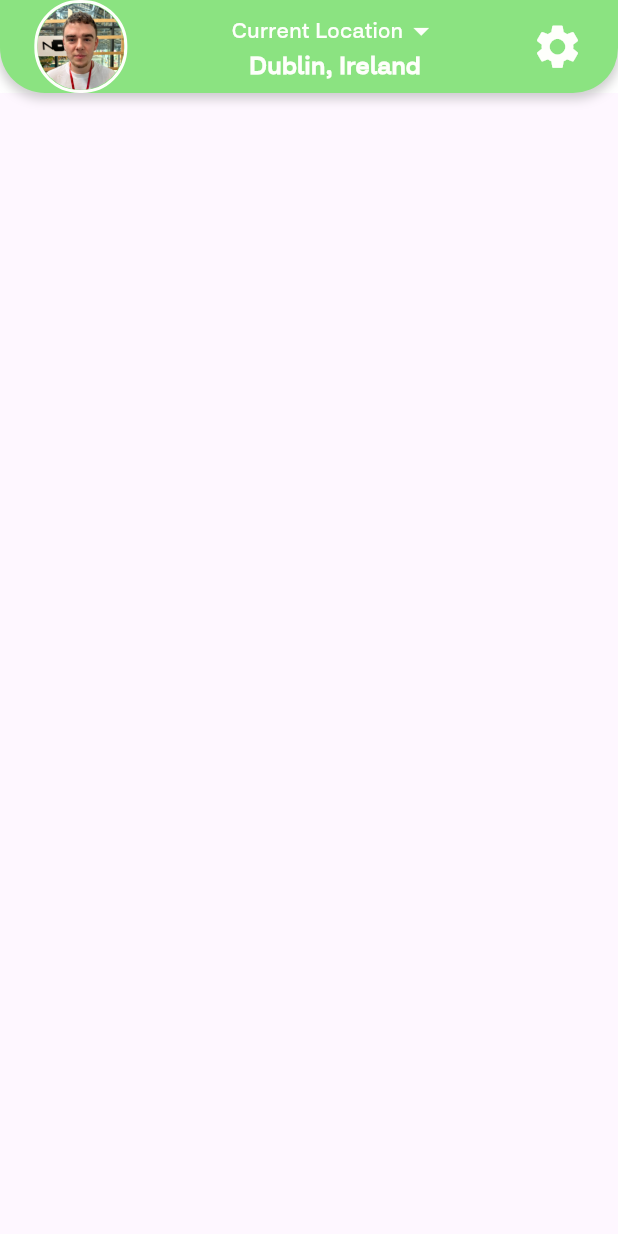
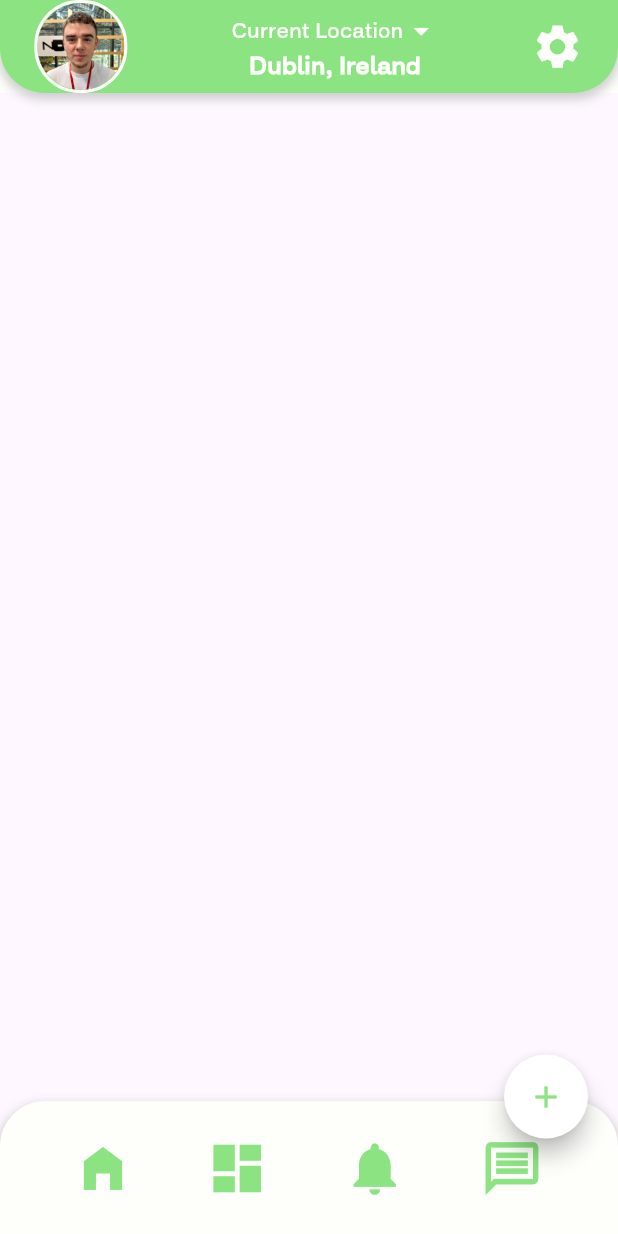
Before and after one commit to Odhran7/tradeful_app, a Flutter app: the TradesMenDashboardPage screen opened by its route, on a phone screen of 412 x 824 dp. Run offline on Flutter 3.47's test engine with Material 2 defaults, Android fonts, the phone set to English and light mode, and no system bars; our stand-ins replace country_code_picker, flutter_svg, get, google_maps_flutter, location.

Commit message:
Bottom Footer add

```diff
--- a/lib/pages/app/homeowner/home/homeowner_dashboard.dart
+++ b/lib/pages/app/homeowner/home/homeowner_dashboard.dart
@@ -1,7 +1,7 @@
 import 'package:flutter/cupertino.dart';
 import 'package:flutter/material.dart';
 
-import '../../../../widgets/main_app_bar_widget.dart';
+import '../../../../widgets/main_app/main_app_bar_widget.dart';
 
 class HomeOwnerDashboardPage extends StatelessWidget {
   const HomeOwnerDashboardPage({super.key});
--- a/lib/pages/app/tradesmen/home/tradesmen_dashboard.dart
+++ b/lib/pages/app/tradesmen/home/tradesmen_dashboard.dart
@@ -1,14 +1,17 @@
-import 'package:flutter/cupertino.dart';
 import 'package:flutter/material.dart';
-import 'package:tradeful_app/widgets/main_app_bar_widget.dart';
+import 'package:tradeful_app/widgets/main_app/main_app_bar_widget.dart';
+
+import '../../../../widgets/main_app/main_app_footer_widget.dart';
 
 class TradesMenDashboardPage extends StatelessWidget {
-  const TradesMenDashboardPage({super.key});
+  const TradesMenDashboardPage({Key? key}) : super(key: key);
 
   @override
   Widget build(BuildContext context) {
     return Scaffold(
       appBar: MainAppBarWidget(profileIcon: "assets/images/profile_icon.jpeg"),
+      body: Container(),
+      bottomNavigationBar: MainAppFooterWidget(),
     );
   }
 }
--- a/lib/widgets/main_app_bar_widget.dart
+++ b/lib/widgets/main_app/main_app_bar_widget.dart
@@ -2,7 +2,7 @@ import 'package:flutter/material.dart';
 import 'package:tradeful_app/utils/dimensions.dart';
 import 'package:tradeful_app/widgets/small_text.dart';
 
-import '../utils/colors.dart';
+import '../../utils/colors.dart';
 
 class MainAppBarWidget extends StatelessWidget implements PreferredSizeWidget {
   final String profileIcon;
@@ -15,7 +15,7 @@ class MainAppBarWidget extends StatelessWidget implements PreferredSizeWidget {
     final double statusBarHeight = MediaQuery.of(context).padding.top;
 
     return Container(
-      color: Colors.white,
+      color: AppColors.textColor,
       child: Container(
         padding: EdgeInsets.only(
             left: Dimensions.width30, right: Dimensions.width30),
@@ -23,10 +23,10 @@ class MainAppBarWidget extends StatelessWidget implements PreferredSizeWidget {
         decoration: BoxDecoration(
           boxShadow: [
             BoxShadow(
-              color: Colors.grey.withOpacity(0.5), // Shadow color
-              spreadRadius: 1, // Spread radius
-              blurRadius: 5, // Blur radius
-              offset: Offset(0, 3), // Shadow position
+              color: Colors.grey.withOpacity(0.5),
+              spreadRadius: 1,
+              blurRadius: 5,
+              offset: Offset(0, 3),
             ),
           ],
           color: AppColors.buttonColor,
--- /dev/null
+++ b/lib/widgets/main_app/main_app_footer_widget.dart
@@ -0,0 +1,72 @@
+import 'package:flutter/cupertino.dart';
+import 'package:flutter/material.dart';
+import 'package:tradeful_app/utils/dimensions.dart';
+
+import '../../utils/colors.dart';
+
+class MainAppFooterWidget extends StatefulWidget {
+  const MainAppFooterWidget({Key? key}) : super(key: key);
+
+  @override
+  State<MainAppFooterWidget> createState() => _MainAppFooterWidgetState();
+}
+
+class _MainAppFooterWidgetState extends State<MainAppFooterWidget> {
+  @override
+  Widget build(BuildContext context) {
+    return Stack(
+      clipBehavior: Clip.none, // Allow overflow
+      children: [
+        Container(
+          height: 90,
+          child: Column(
+            children: [
+              Expanded(
+                child: Container(
+                  decoration: BoxDecoration(
+                    color: AppColors.textColor,
+                    borderRadius: BorderRadius.only(
+                      topLeft: Radius.circular(30),
+                      topRight: Radius.circular(30),
+                    ),
+                    boxShadow: [
+                      BoxShadow(
+                        color: Colors.grey.withOpacity(0.5),
+                        spreadRadius: 1,
+                        blurRadius: 5,
+                        offset: Offset(0, 3),
+                      ),
+                    ],
+                  ),
+                  child: Row(
+                    mainAxisAlignment: MainAxisAlignment.spaceEvenly,
+                    children: [
+                      Icon(Icons.home_filled,
+                          color: AppColors.buttonColor, size: 38),
+                      Icon(Icons.dashboard,
+                          color: AppColors.buttonColor, size: 42),
+                      Icon(Icons.notifications,
+                          color: AppColors.buttonColor, size: 42),
+                      Icon(Icons.message_outlined,
+                          color: AppColors.buttonColor, size: 42),
+                    ],
+                  ),
+                ),
+              ),
+            ],
+          ),
+        ),
+        Positioned(
+          bottom: 65, // Position outside the container
+          right: 20,
+          child: FloatingActionButton(
+            shape: CircleBorder(),
+            backgroundColor: Colors.white,
+            onPressed: () {},
+            child: Icon(Icons.add, color: AppColors.buttonColor),
+          ),
+        ),
+      ],
+    );
+  }
+}
```
